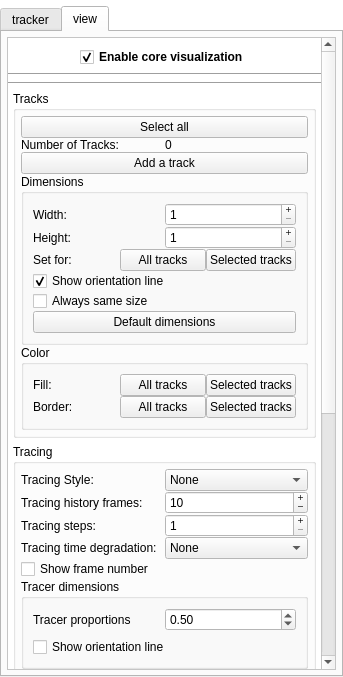
Old version of the form BioTracker/CoreApp/BioTracker/View/CoreParameterView.ui in the repository BioroboticsLab/biotracker_core.
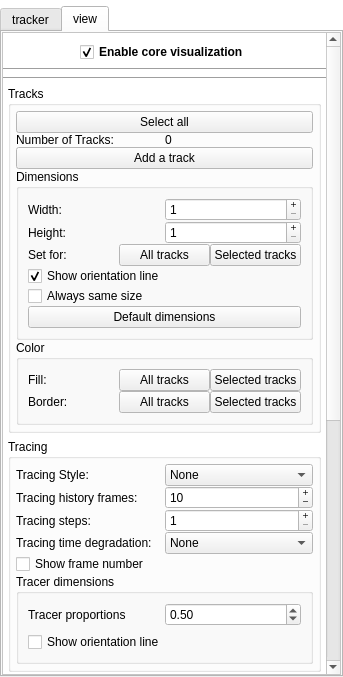
New version of the form.

Diff of the .ui file:
```diff
--- a/BioTracker/CoreApp/BioTracker/View/CoreParameterView.ui
+++ b/BioTracker/CoreApp/BioTracker/View/CoreParameterView.ui
@@ -119,6 +119,9 @@
    </property>
    <item>
     <layout class="QHBoxLayout" name="horizontalLayout">
+     <property name="spacing">
+      <number>0</number>
+     </property>
      <item>
       <widget class="QScrollArea" name="scrollArea">
        <property name="enabled">
@@ -222,6 +225,9 @@
          <bool>true</bool>
         </property>
         <layout class="QHBoxLayout" name="horizontalLayout_4">
+         <property name="spacing">
+          <number>0</number>
+         </property>
          <property name="leftMargin">
           <number>0</number>
          </property>
@@ -236,6 +242,9 @@
          </property>
          <item>
           <layout class="QVBoxLayout" name="verticalLayout_4">
+           <property name="spacing">
+            <number>0</number>
+           </property>
            <property name="sizeConstraint">
             <enum>QLayout::SetNoConstraint</enum>
            </property>
@@ -270,17 +279,20 @@
                <string>view</string>
               </attribute>
               <layout class="QVBoxLayout" name="verticalLayout_7">
+               <property name="spacing">
+                <number>0</number>
+               </property>
                <property name="leftMargin">
-                <number>5</number>
+                <number>0</number>
                </property>
                <property name="topMargin">
-                <number>5</number>
+                <number>0</number>
                </property>
                <property name="rightMargin">
-                <number>5</number>
+                <number>0</number>
                </property>
                <property name="bottomMargin">
-                <number>5</number>
+                <number>0</number>
                </property>
                <item>
                 <layout class="QVBoxLayout" name="verticalLayout">
@@ -318,7 +330,7 @@
                      <rect>
                       <x>0</x>
                       <y>0</y>
-                      <width>302</width>
+                      <width>312</width>
                       <height>1052</height>
                      </rect>
                     </property>
```
Left out of the diff: 18 changed lines with no effect on the pictures.
